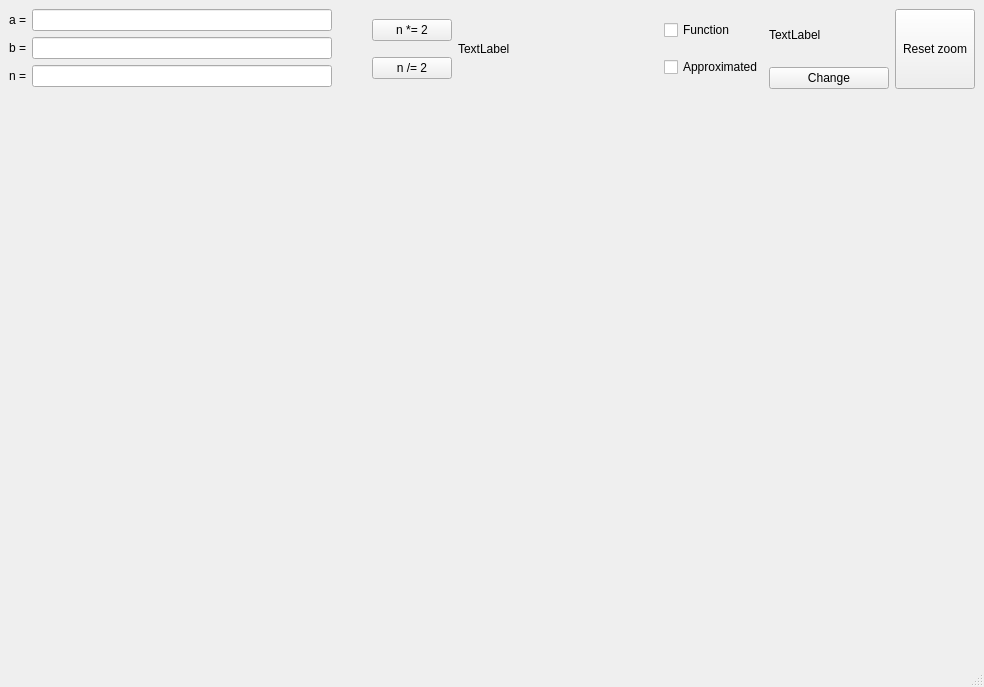
This is Ermit/mainwindow.ui in LoggerHead22/Graphicks-1 as Qt 5 draws it before an edit. The edited form follows.
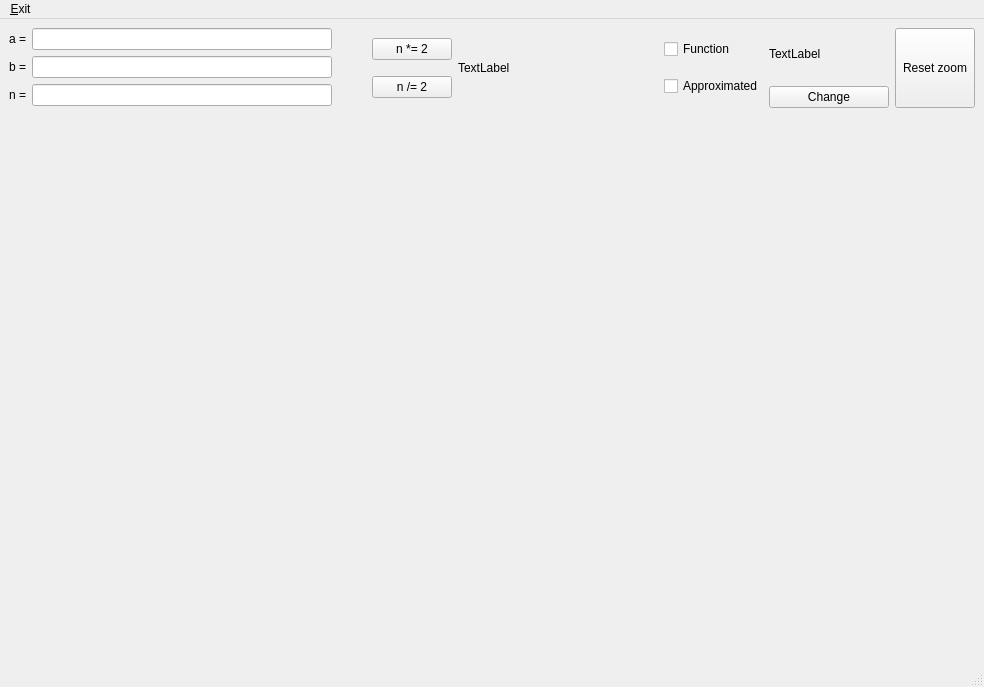
This is the edited form.

What changed in the file:
```diff
--- a/Ermit/mainwindow.ui
+++ b/Ermit/mainwindow.ui
@@ -180,6 +180,12 @@
      <height>22</height>
     </rect>
    </property>
+   <widget class="QMenu" name="menu_Exit">
+    <property name="title">
+     <string>&amp;Exit</string>
+    </property>
+   </widget>
+   <addaction name="menu_Exit"/>
   </widget>
   <widget class="QStatusBar" name="statusbar"/>
  </widget>
```
